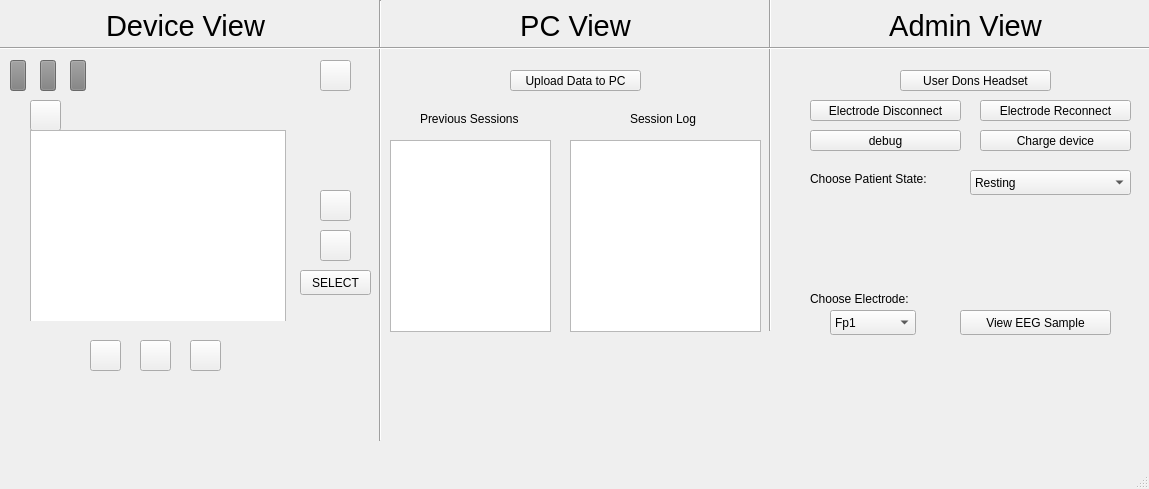
Above: Neuroset/mainwindow.ui from kyleaitken/Neuroset before the change. Below: the same form after it.
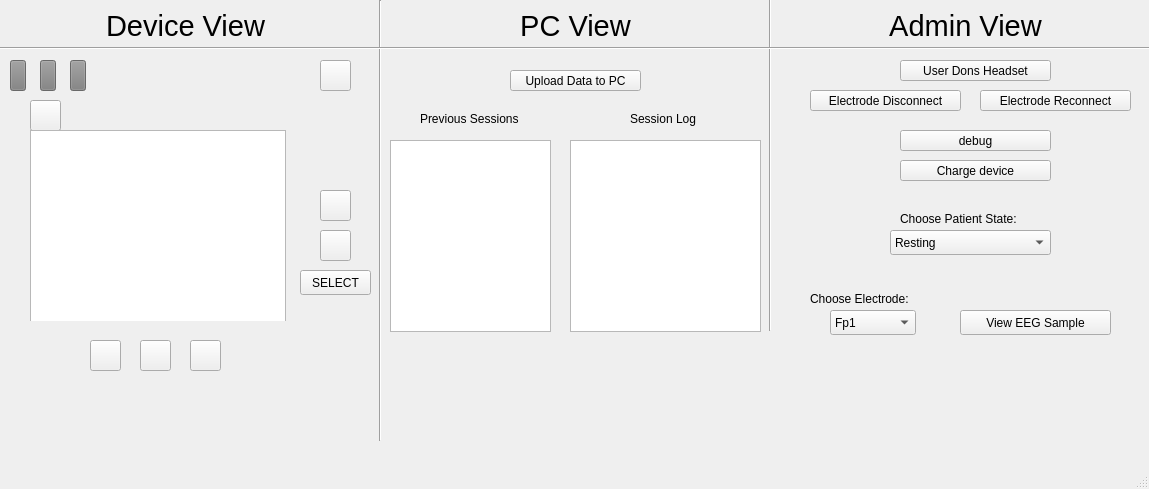
That is the form after the change. Icons and pictures are not drawn. Custom widgets are drawn as their Qt base class.

Commit message: adjust buttons on UI

Diff of the .ui file:
```diff
--- a/Neuroset/mainwindow.ui
+++ b/Neuroset/mainwindow.ui
@@ -263,7 +263,7 @@
     <property name="geometry">
      <rect>
       <x>810</x>
-      <y>100</y>
+      <y>90</y>
       <width>151</width>
       <height>21</height>
      </rect>
@@ -276,7 +276,7 @@
     <property name="geometry">
      <rect>
       <x>900</x>
-      <y>70</y>
+      <y>60</y>
       <width>151</width>
       <height>21</height>
      </rect>
@@ -508,7 +508,7 @@
    <widget class="QPushButton" name="debugButton">
     <property name="geometry">
      <rect>
-      <x>810</x>
+      <x>900</x>
       <y>130</y>
       <width>151</width>
       <height>21</height>
@@ -521,8 +521,8 @@
    <widget class="QPushButton" name="chargeButton">
     <property name="geometry">
      <rect>
-      <x>980</x>
-      <y>130</y>
+      <x>900</x>
+      <y>160</y>
       <width>151</width>
       <height>21</height>
      </rect>
@@ -687,7 +687,7 @@
     <property name="geometry">
      <rect>
       <x>980</x>
-      <y>100</y>
+      <y>90</y>
       <width>151</width>
       <height>21</height>
      </rect>
@@ -699,8 +699,8 @@
    <widget class="QLabel" name="label_8">
     <property name="geometry">
      <rect>
-      <x>810</x>
-      <y>170</y>
+      <x>900</x>
+      <y>210</y>
       <width>151</width>
       <height>17</height>
      </rect>
@@ -712,8 +712,8 @@
    <widget class="QComboBox" name="patientStateComboBox">
     <property name="geometry">
      <rect>
-      <x>970</x>
-      <y>170</y>
+      <x>890</x>
+      <y>230</y>
       <width>161</width>
       <height>25</height>
      </rect>
```
